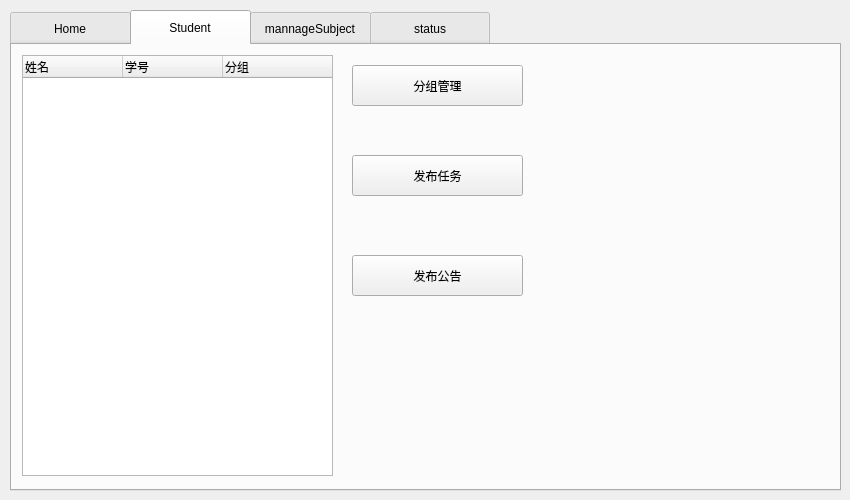
Qt form qtAplication/TeacherClient/widget.ui (upc28/DaChuang-teachingPlatform) before a commit.
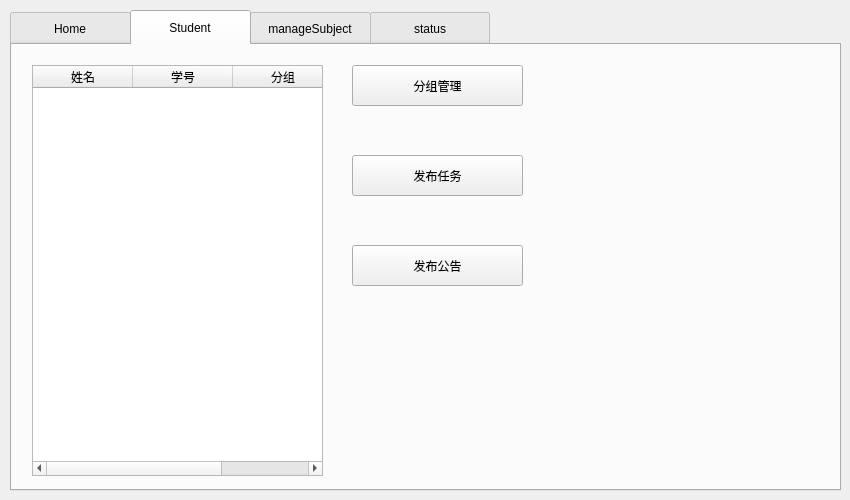
The same form after that commit. The open tabs and pages were chosen to show the change.

```diff
--- a/qtAplication/TeacherClient/widget.ui
+++ b/qtAplication/TeacherClient/widget.ui
@@ -247,32 +247,7 @@
     <attribute name="title">
      <string>Student</string>
     </attribute>
-    <widget class="QTreeWidget" name="treeWidget">
-     <property name="geometry">
-      <rect>
-       <x>10</x>
-       <y>10</y>
-       <width>311</width>
-       <height>421</height>
-      </rect>
-     </property>
-     <column>
-      <property name="text">
-       <string>姓名</string>
-      </property>
-     </column>
-     <column>
-      <property name="text">
-       <string>学号</string>
-      </property>
-     </column>
-     <column>
-      <property name="text">
-       <string>分组</string>
-      </property>
-     </column>
-    </widget>
-    <widget class="QPushButton" name="pushButton_2">
+    <widget class="QPushButton" name="groupManage_btn">
      <property name="geometry">
       <rect>
        <x>340</x>
@@ -302,7 +277,7 @@
      <property name="geometry">
       <rect>
        <x>340</x>
-       <y>210</y>
+       <y>200</y>
        <width>171</width>
        <height>41</height>
       </rect>
@@ -311,10 +286,35 @@
       <string>发布公告</string>
      </property>
     </widget>
+    <widget class="QTableWidget" name="student_TableWidget">
+     <property name="geometry">
+      <rect>
+       <x>20</x>
+       <y>20</y>
+       <width>291</width>
+       <height>411</height>
+      </rect>
+     </property>
+     <column>
+      <property name="text">
+       <string>姓名</string>
+      </property>
+     </column>
+     <column>
+      <property name="text">
+       <string>学号</string>
+      </property>
+     </column>
+     <column>
+      <property name="text">
+       <string>分组</string>
+      </property>
+     </column>
+    </widget>
    </widget>
    <widget class="QWidget" name="tab_4">
     <attribute name="title">
-     <string>mannageSubject</string>
+     <string>manageSubject</string>
     </attribute>
     <widget class="QTreeWidget" name="treeWidget_2">
      <property name="geometry">
```
Left out of the diff: 75 changed lines with no effect on the pictures.
